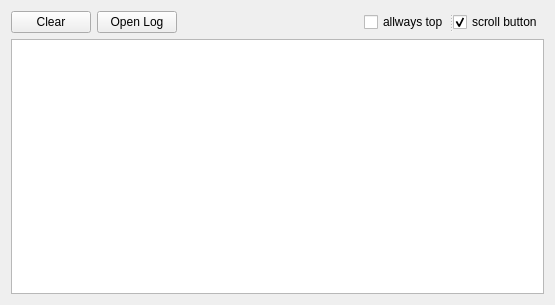
Qt form player/proj.qt/consoleui.ui (chukong/quick-cocos2d-x) before a commit.
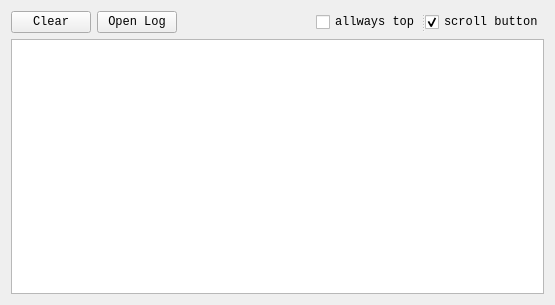
The same form after that commit.

The edit to the form file:
```diff
--- a/player/proj.qt/consoleui.ui
+++ b/player/proj.qt/consoleui.ui
@@ -10,6 +10,11 @@
     <height>305</height>
    </rect>
   </property>
+  <property name="font">
+   <font>
+    <family>Courier New</family>
+   </font>
+  </property>
   <property name="windowTitle">
    <string>Log</string>
   </property>
```
Left out of the diff: 6 changed lines with no effect on the pictures.
